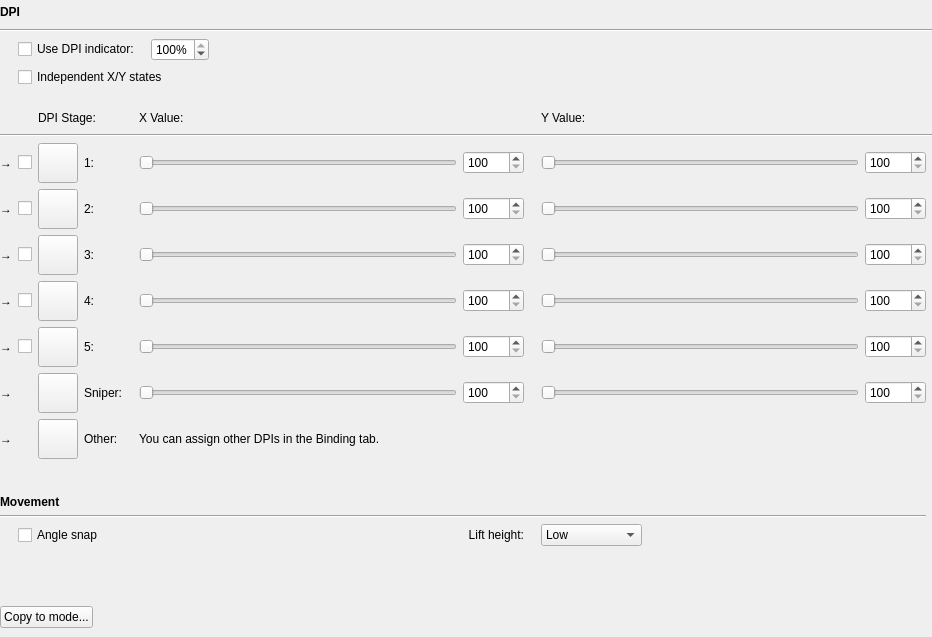
Qt form src/gui/mperfwidget.ui (ckb-next/ckb-next) before a commit.
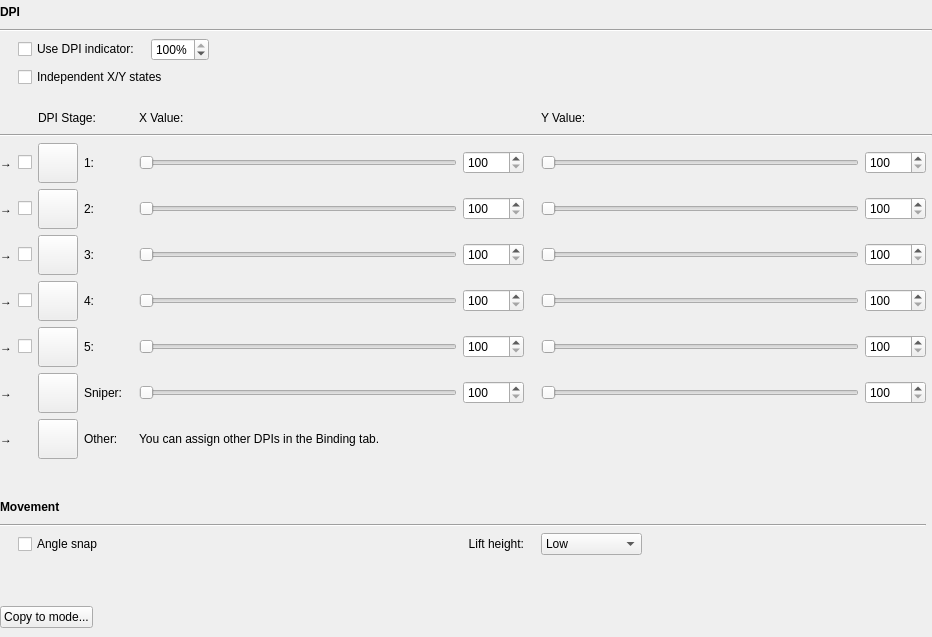
The same form after that commit. Custom widgets are drawn as their Qt base class.

Commit message: Enforce 23px minimum heading size

Diff of the .ui file:
```diff
--- a/src/gui/mperfwidget.ui
+++ b/src/gui/mperfwidget.ui
@@ -931,6 +931,12 @@
      </item>
      <item row="14" column="0" colspan="10">
       <widget class="QLabel" name="label_2">
+       <property name="minimumSize">
+        <size>
+         <width>0</width>
+         <height>23</height>
+        </size>
+       </property>
        <property name="font">
         <font>
          <weight>75</weight>
```
The commit also changes 3 other files.
